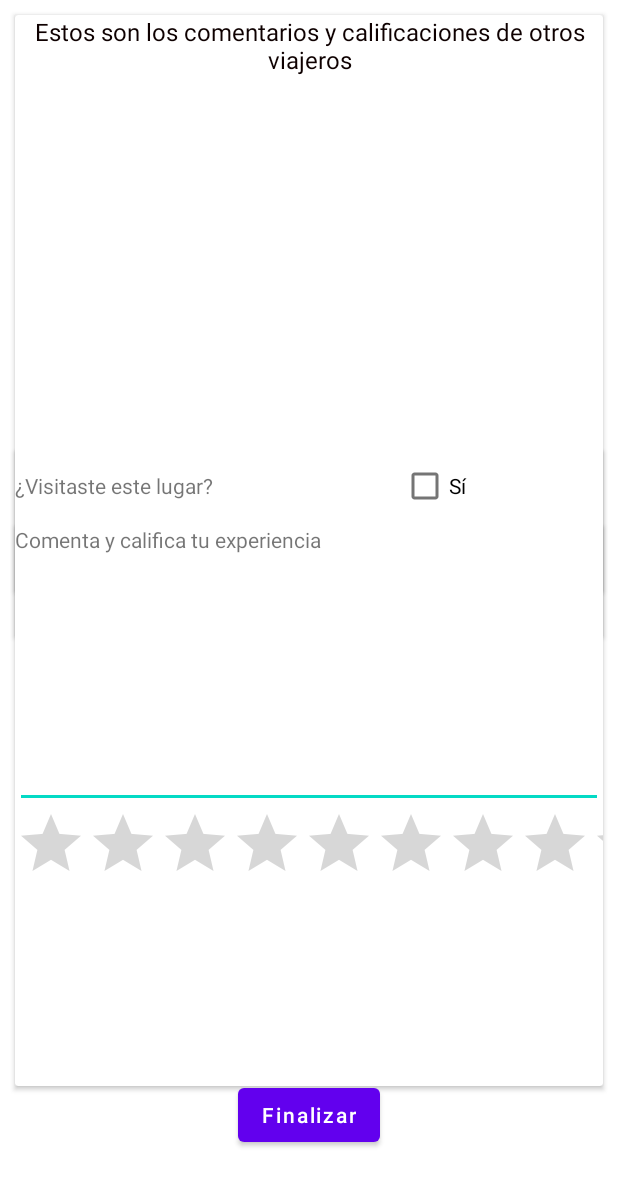
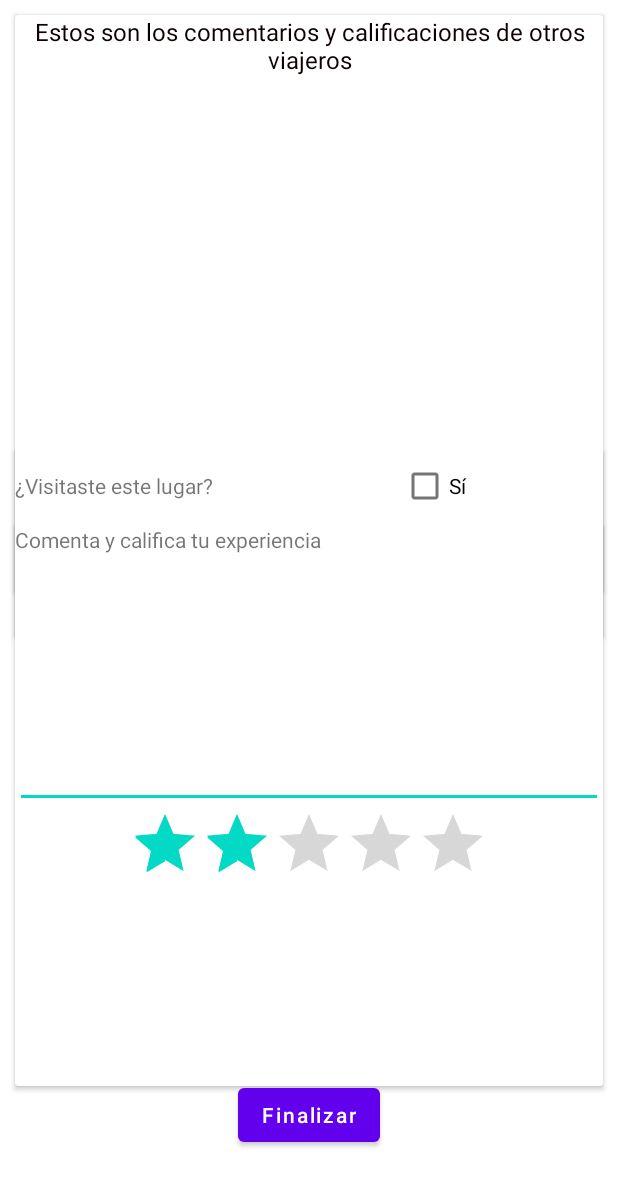
Before and after one commit to ElianaMarinRincon/TurisApp, an Android app: the screen it shows after launch (ComentariosCalificacion), on a phone screen of 412 x 824 dp. Shown: the top 1186 px of the screen. Run offline under Robolectric (Android 15) with nearby library versions, the phone set to English and light mode, and no system bars.

Commit message:
Se hicieron los cambios de diseño con el tutor

```diff
--- a/app/src/main/AndroidManifest.xml
+++ b/app/src/main/AndroidManifest.xml
@@ -23,7 +23,8 @@
             android:exported="false" />
         <activity
             android:name=".ComentariosCalificacion"
-            android:exported="true">
+            android:exported="true"
+            android:windowSoftInputMode="adjustPan|adjustResize">
             <intent-filter>
                 <action android:name="android.intent.action.MAIN" />
 
--- a/app/src/main/res/layout/activity_comentarios_calificacion.xml
+++ b/app/src/main/res/layout/activity_comentarios_calificacion.xml
@@ -101,7 +101,8 @@
         <LinearLayout
             android:layout_width="match_parent"
             android:layout_height="match_parent"
-            android:orientation="vertical">
+            android:orientation="vertical"
+            android:layout_gravity="center_horizontal">
 
             <TextView
                 android:id="@+id/comentarios_txtTituloComentar"
@@ -119,8 +120,11 @@
 
             <RatingBar
                 android:id="@+id/comentarios_rbCalificacion"
-                android:layout_width="match_parent"
-                android:layout_height="wrap_content" />
+                android:layout_width="wrap_content"
+                android:layout_height="wrap_content"
+                android:layout_gravity="center"
+                android:numStars="5"
+                android:rating="2" />
 
         </LinearLayout>
     </androidx.cardview.widget.CardView>
--- a/app/src/main/res/layout/activity_formulario.xml
+++ b/app/src/main/res/layout/activity_formulario.xml
@@ -22,7 +22,7 @@
         <LinearLayout
             android:layout_width="match_parent"
             android:layout_height="645dp"
-            android:layout_margin="16dp"
+            android:layout_margin="0dp"
             android:orientation="vertical">
 
             <TextView
--- a/app/src/main/res/values/presupuesto.xml
+++ b/app/src/main/res/values/presupuesto.xml
@@ -1,6 +1,7 @@
 <?xml version="1.0" encoding="utf-8"?>
 <resources>
     <string-array name="presupuesto">
+        <item></item>
         <item>200.000 - 500.000</item>
         <item>500.000 - 1.000.000</item>
         <item>1.000.000 - 2.000.000</item>
```
